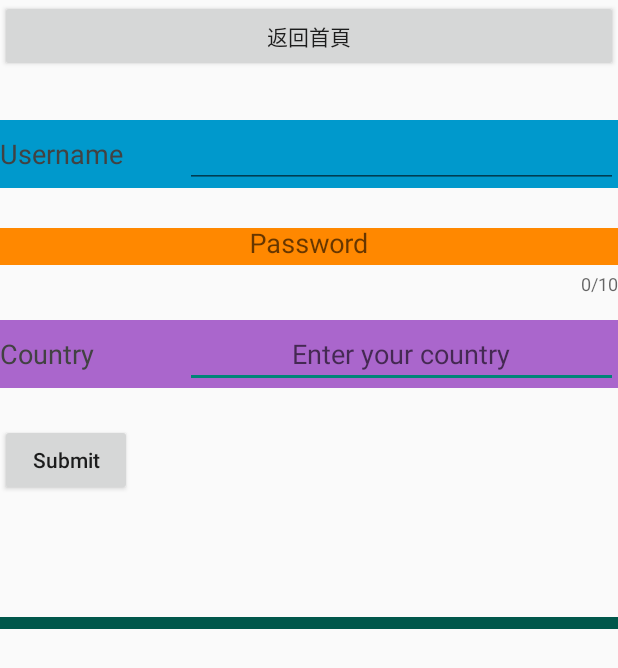
After one commit to maxtsai1991/MaxFunctionPractise, an Android app: the TibameTest1Activity screen opened directly, with no data from a screen before it, on a phone screen of 412 x 824 dp. The commit adds this screen. Shown: the top 668 px of the screen. Run offline under Robolectric (Android 15) with nearby library versions, the phone set to English and light mode, and no system bars.

Commit message:
1.新增Tibame ch2 範例:Inputtable TextView 2.調整首頁

```diff
--- a/app/src/main/AndroidManifest.xml
+++ b/app/src/main/AndroidManifest.xml
@@ -12,6 +12,9 @@
         android:roundIcon="@mipmap/ic_launcher_round"
         android:supportsRtl="true"
         android:theme="@style/Theme.Jsonpersoncat">
+        <activity
+            android:name=".TibameTest1Activity"
+            android:exported="false" />
         <activity
             android:name=".MvvmTest1MainActivity"
             android:exported="false" />
--- /dev/null
+++ b/app/src/main/java/com/example/demo/jsonpersoncat/TibameTest1Activity.java
@@ -0,0 +1,113 @@
+package com.example.demo.jsonpersoncat;
+
+import androidx.appcompat.app.AppCompatActivity;
+
+import android.content.Intent;
+import android.content.res.Resources;
+import android.os.Bundle;
+import android.view.View;
+import android.widget.ArrayAdapter;
+import android.widget.AutoCompleteTextView;
+import android.widget.Button;
+import android.widget.EditText;
+import android.widget.TextView;
+
+import com.google.android.material.textfield.TextInputEditText;
+
+import java.util.Arrays;
+import java.util.List;
+
+public class TibameTest1Activity extends AppCompatActivity {
+    private Button bt_tibame_return_home;
+    private Resources resources;
+    private EditText editText;
+    private TextInputEditText textInputEditText;
+    private AutoCompleteTextView acTextView;
+    private Button button;
+    private TextView tvResult;
+    @Override
+    protected void onCreate(Bundle savedInstanceState) {
+        super.onCreate(savedInstanceState);
+        setContentView(R.layout.activity_tibame_test1);
+
+
+
+        findViews();
+        handleBtReturnHome();
+        handleAutoCompleteTextView();
+        handleButton();
+    }
+
+    /**
+     * 取得元件參考
+     */
+    private void findViews() {
+        bt_tibame_return_home = findViewById(R.id.bt_tibame_return_home);
+        editText = findViewById(R.id.editText);
+        textInputEditText = findViewById(R.id.textInputEditText);
+        acTextView = findViewById(R.id.acTextView);
+        button = findViewById(R.id.button);
+        tvResult = findViewById(R.id.tvResult);
+    }
+
+    private void handleBtReturnHome() {
+
+        bt_tibame_return_home.setOnClickListener(new View.OnClickListener() {
+            @Override
+            public void onClick(View v) {
+                Intent intent = new Intent(TibameTest1Activity.this, HomeMainActivity.class);
+                startActivity(intent);
+                TibameTest1Activity.this.finish();//結束目前 Activity
+            }
+        });
+    }
+
+    /**
+     * AutoCompleteTextView相關處理
+     */
+    private void handleAutoCompleteTextView() {
+        final List<String> itemList = Arrays.asList("Taiwan", "Thailand", "Japan", "Korea", "US", "Canada");
+        acTextView.setAdapter(new ArrayAdapter<String>(this, R.layout.item_view, itemList));
+    }
+
+    /**
+     * Button相關處理
+     */
+    private void handleButton() {
+        button.setOnClickListener(view -> {
+            // 確認Username不可為空
+            final String username = String.valueOf(editText.getText());
+            if (username.isEmpty()) {
+                editText.setError(resources.getString(R.string.textUsernameRequired));
+                return;
+            }
+
+            // 確認Password不可為空
+            final String password = String.valueOf(textInputEditText.getText());
+            if (password.isEmpty()) {
+                textInputEditText.setError(resources.getString(R.string.textPasswordRequired));
+                return;
+            }
+
+            // 確認country不可為空
+            final String country = String.valueOf(acTextView.getText());
+            if (country.isEmpty()) {
+                acTextView.setError(resources.getString(R.string.textCountryRequired));
+                return;
+            }
+
+            // 顯示結果
+            tvResult.setText("");
+            tvResult.append("Username: ");
+            tvResult.append(username);
+            tvResult.append("\n");
+            tvResult.append("Password: ");
+            tvResult.append(password);
+            tvResult.append("\n");
+            tvResult.append("Country: ");
+            tvResult.append(country);
+        });
+    }
+
+
+}
--- a/app/src/main/res/layout/activity_retrofit_test.xml
+++ b/app/src/main/res/layout/activity_retrofit_test.xml
@@ -8,7 +8,7 @@
     tools:context=".RetrofitTestActivity">
 
     <Button
-        android:id="@+id/bt_return"
+        android:id="@+id/bt_tibame_return_home"
         android:layout_width="match_parent"
         android:layout_height="wrap_content"
         android:text="RETURNHOME" />
--- /dev/null
+++ b/app/src/main/res/layout/activity_tibame_test1.xml
@@ -0,0 +1,142 @@
+<?xml version="1.0" encoding="utf-8"?>
+<LinearLayout xmlns:android="http://schemas.android.com/apk/res/android"
+    xmlns:app="http://schemas.android.com/apk/res-auto"
+    xmlns:tools="http://schemas.android.com/tools"
+    android:layout_width="match_parent"
+    android:layout_height="match_parent"
+    android:orientation="vertical"
+    tools:context=".TibameTest1Activity">
+
+    <Button
+        android:id="@+id/bt_tibame_return_home"
+        android:layout_width="match_parent"
+        android:layout_height="wrap_content"
+        android:text="返回首頁" />
+
+    <ScrollView
+        android:layout_width="match_parent"
+        android:layout_height="match_parent">
+
+        <LinearLayout
+            android:layout_width="match_parent"
+            android:layout_height="wrap_content"
+            android:orientation="vertical">
+
+            <LinearLayout
+                android:id="@+id/linearLayout"
+                android:layout_width="match_parent"
+                android:layout_height="wrap_content"
+                android:layout_marginTop="32dp"
+                android:background="@android:color/holo_blue_dark"
+                app:layout_constraintEnd_toEndOf="parent"
+                app:layout_constraintStart_toStartOf="parent"
+                app:layout_constraintTop_toTopOf="parent">
+
+                <TextView
+                    android:layout_width="0dp"
+                    android:layout_height="wrap_content"
+                    android:layout_weight=".3"
+                    android:text="@string/textUsername"
+                    android:textColor="@color/cardview_dark_background"
+                    android:textSize="18sp" />
+
+                <EditText
+                    android:id="@+id/editText"
+                    android:layout_width="0dp"
+                    android:layout_height="wrap_content"
+                    android:layout_weight=".7"
+                    android:ems="10"
+                    android:gravity="center_horizontal"
+                    android:inputType="textPersonName"
+                    android:textColor="@color/colorLightText"
+                    android:textSize="18sp"
+                    tools:text="William" />
+            </LinearLayout>
+
+            <com.google.android.material.textfield.TextInputLayout
+                android:id="@+id/textInputLayout"
+                android:layout_width="match_parent"
+                android:layout_height="wrap_content"
+                android:layout_marginTop="16dp"
+                app:counterEnabled="true"
+                app:counterMaxLength="10"
+                app:errorEnabled="true">
+
+                <com.google.android.material.textfield.TextInputEditText
+                    android:id="@+id/textInputEditText"
+                    android:layout_width="match_parent"
+                    android:layout_height="wrap_content"
+                    android:background="@android:color/holo_orange_dark"
+                    android:gravity="center_horizontal"
+                    android:hint="@string/textPassword"
+                    android:inputType="textPassword"
+                    android:textColor="@color/colorLightText"
+                    android:textSize="18sp"
+                    tools:text="P@ssw0rd" />
+
+            </com.google.android.material.textfield.TextInputLayout>
+
+            <LinearLayout
+                android:id="@+id/linearLayout2"
+                android:layout_width="match_parent"
+                android:layout_height="wrap_content"
+                android:layout_marginTop="16dp"
+                android:background="@android:color/holo_purple"
+                app:layout_constraintEnd_toEndOf="parent"
+                app:layout_constraintStart_toStartOf="parent"
+                app:layout_constraintTop_toBottomOf="@+id/textInputLayout">
+
+                <TextView
+                    android:layout_width="0dp"
+                    android:layout_height="wrap_content"
+                    android:layout_weight=".3"
+                    android:text="@string/textCountry"
+                    android:textColor="@color/cardview_dark_background"
+                    android:textSize="18sp" />
+
+                <AutoCompleteTextView
+                    android:id="@+id/acTextView"
+                    android:layout_width="0dp"
+                    android:layout_height="wrap_content"
+                    android:layout_weight=".7"
+                    android:completionThreshold="1"
+                    android:gravity="center_horizontal"
+                    android:hint="@string/textCountryHint"
+                    android:textColor="@color/colorLightText"
+                    android:textSize="18sp"
+                    tools:text="Taiwan" />
+
+            </LinearLayout>
+
+            <Button
+                android:id="@+id/button"
+                android:layout_width="wrap_content"
+                android:layout_height="wrap_content"
+                android:layout_marginTop="24dp"
+                android:textAllCaps="false"
+                android:text="@string/textSubmit" />
+
+            <TextView
+                android:id="@+id/tvResult"
+                android:layout_width="wrap_content"
+                android:layout_height="wrap_content"
+                android:layout_marginTop="32dp"
+                android:background="@color/colorLightText"
+                android:textColor="@color/cardview_dark_background"
+                android:textSize="36sp"
+                app:layout_constraintEnd_toEndOf="parent"
+                app:layout_constraintStart_toStartOf="parent"
+                app:layout_constraintTop_toBottomOf="@+id/button"
+                tools:text="William\nP@ssw0rd\nTaiwan" />
+
+            <LinearLayout
+                android:layout_width="match_parent"
+                android:layout_height="8dp"
+                android:background="@color/colorPrimaryDark" />
+
+        </LinearLayout>
+
+
+
+    </ScrollView>
+</LinearLayout>
--- a/app/src/main/res/values/colors.xml
+++ b/app/src/main/res/values/colors.xml
@@ -15,4 +15,6 @@
     <color name="colorPrimary">#008577</color>
     <color name="colorPrimaryDark">#00574B</color>
     <color name="colorAccent">#D81B60</color>
+
+    <color name="colorLightText">#FFDDDDDD</color>
 </resources>
--- a/app/src/main/res/values/strings.xml
+++ b/app/src/main/res/values/strings.xml
@@ -58,4 +58,13 @@
 
     <string name="start">Start</string>
 
+    <string name="textUsername">Username</string>
+    <string name="textPassword">Password</string>
+    <string name="textCountryHint">Enter your country</string>
+    <string name="textSubmit">Submit</string>
+    <string name="textCountry">Country</string>
+    <string name="textUsernameRequired">Username is required</string>
+    <string name="textPasswordRequired">Password is required</string>
+    <string name="textCountryRequired">Country is required</string>
+
 </resources>
```
Also changed, not shown: app/src/main/java/com/example/demo/jsonpersoncat/HomeMainActivity.java (+49 -4 lines), app/src/main/java/com/example/demo/jsonpersoncat/RetrofitTestActivity.java (+1 -9 lines), app/src/main/res/layout-v23/item_view.xml (added, +11 -0 lines), app/src/main/res/layout/activity_home_main.xml (+71 -30 lines).
